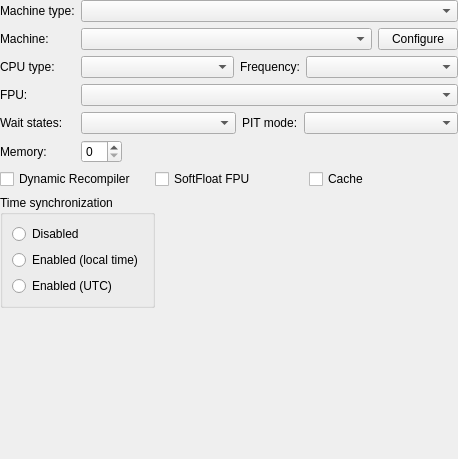
Old version of the form src/qt/qt_settingsmachine.ui in the repository 1ahmadbassam/86Box.
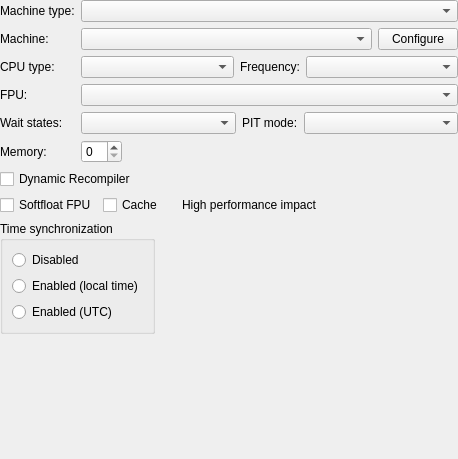
New version of the form.

Commit message: Fix broken qt settings by recent updates

What changed in the file:
```diff
--- a/src/qt/qt_settingsmachine.ui
+++ b/src/qt/qt_settingsmachine.ui
@@ -254,26 +254,13 @@
     </widget>
    </item>
    <item>
-    <widget class="QWidget" name="widget_6" native="true">
-     <layout class="QHBoxLayout" name="horizontalLayout_5">
-      <property name="leftMargin">
-       <number>0</number>
-      </property>
-      <property name="topMargin">
-       <number>0</number>
-      </property>
-      <property name="rightMargin">
-       <number>0</number>
-      </property>
-      <property name="bottomMargin">
-       <number>0</number>
-      </property>
+        <layout class="QHBoxLayout" name="dynamicRecompilerLayout">
       <item>
        <widget class="QCheckBox" name="checkBoxDynamicRecompiler">
         <property name="sizePolicy">
          <sizepolicy hsizetype="Minimum" vsizetype="Fixed">
-          <horstretch>1</horstretch>
-          <verstretch>1</verstretch>
+         <horstretch>2</horstretch>
+         <verstretch>2</verstretch>
          </sizepolicy>
         </property>
         <property name="text">
@@ -281,25 +268,29 @@
         </property>
        </widget>
       </item>
+    </layout>
+   </item>
+   <item>
+    <layout class="QHBoxLayout" name="softFloatLayout">
       <item>
        <widget class="QCheckBox" name="checkBoxFPUSoftfloat">
         <property name="sizePolicy">
-         <sizepolicy hsizetype="Minimum" vsizetype="Fixed">
-          <horstretch>1</horstretch>
-          <verstretch>1</verstretch>
+        <sizepolicy hsizetype="Fixed" vsizetype="Fixed">
+         <horstretch>2</horstretch>
+         <verstretch>2</verstretch>
          </sizepolicy>
         </property>
         <property name="text">
-         <string>SoftFloat FPU</string>
+        <string>Softfloat FPU</string>
         </property>
        </widget>
       </item>
       <item>
        <widget class="QCheckBox" name="checkBoxCache">
         <property name="sizePolicy">
-         <sizepolicy hsizetype="Minimum" vsizetype="Fixed">
-          <horstretch>1</horstretch>
-          <verstretch>1</verstretch>
+        <sizepolicy hsizetype="Fixed" vsizetype="Fixed">
+         <horstretch>3</horstretch>
+         <verstretch>3</verstretch>
          </sizepolicy>
         </property>
         <property name="text">
@@ -307,8 +298,34 @@
         </property>
        </widget>
       </item>
-     </layout>
-    </widget>
+     <item>
+      <widget class="QLabel" name="softFloatWarningIcon">
+       <property name="text">
+        <string/>
+       </property>
+      </widget>
+     </item>
+     <item>
+      <widget class="QLabel" name="softFloatWarningText">
+       <property name="text">
+        <string>High performance impact</string>
+       </property>
+      </widget>
+     </item>
+     <item>
+      <spacer name="softFloatHorizontalSpacer">
+       <property name="orientation">
+        <enum>Qt::Horizontal</enum>
+       </property>
+       <property name="sizeHint" stdset="0">
+        <size>
+         <width>40</width>
+         <height>20</height>
+        </size>
+       </property>
+      </spacer>
+     </item>
+    </layout>
    </item>
    <item>
     <widget class="QGroupBox" name="groupBox">
```
Lines whose indentation alone changed are shown as unchanged.
